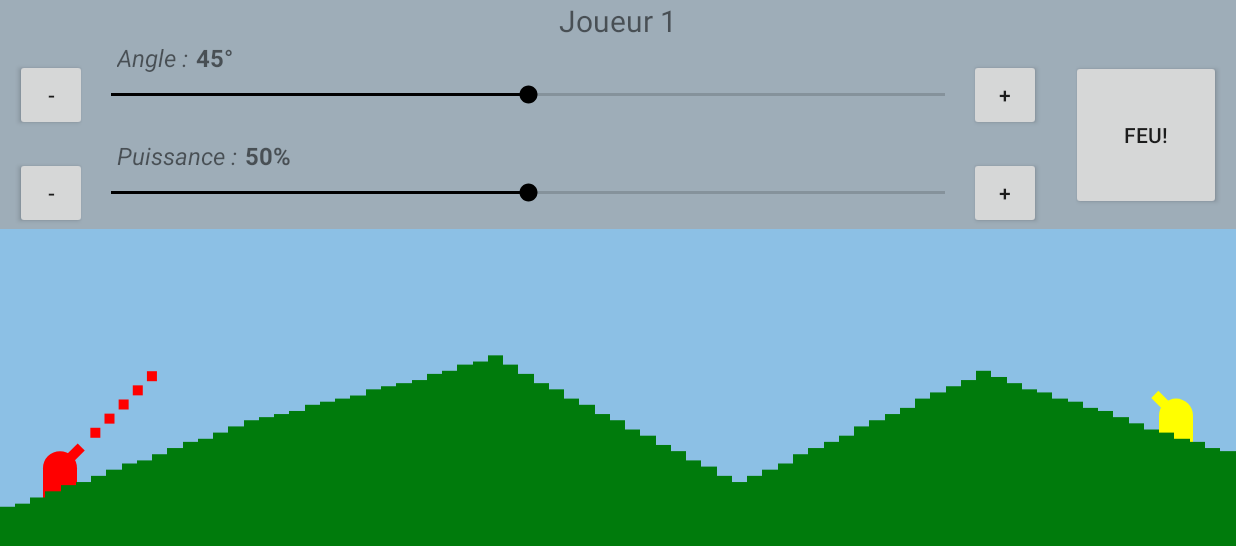
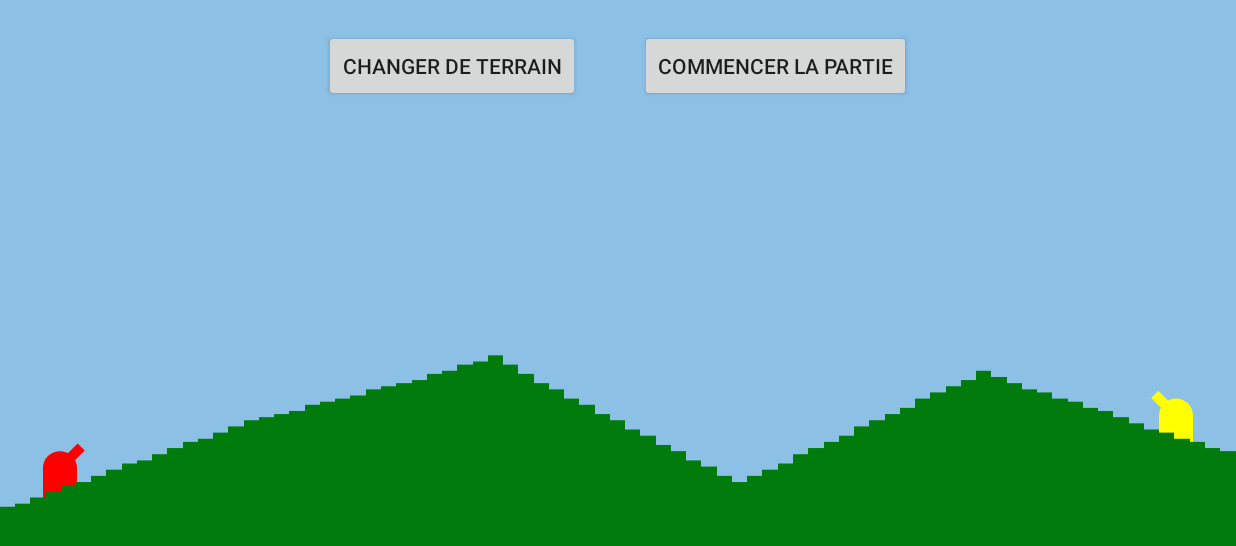
Before and after one commit to leomoldo/bunkerwar, an Android app: the TwoPlayerGameActivity screen opened directly, with no data from a screen before it, on a phone screen of 824 x 412 dp (held sideways). Shown: the top 546 px of the screen. Run offline under Robolectric (Android 15) with nearby library versions, the phone set to English and light mode, and no system bars.

Commit message:
Implemented State "Chose Landscape".

```diff
--- a/app/src/main/java/fr/leomoldo/android/bunkerwar/GameSequencer.java
+++ b/app/src/main/java/fr/leomoldo/android/bunkerwar/GameSequencer.java
@@ -6,6 +6,7 @@ import android.os.Parcelable;
 public class GameSequencer implements Parcelable {
 
 	public enum GameState {
+        CHOOSING_LANDSCAPE,
         PLAYER_ONE_PLAYING,
         PLAYER_TWO_PLAYING,
 		PLAYER_ONE_FIRING,
@@ -16,19 +17,21 @@ public class GameSequencer implements Parcelable {
         static GameState fromInt(int value) {
             switch (value) {
                 case 0:
+                    return CHOOSING_LANDSCAPE;
+                case 1:
                     return PLAYER_ONE_PLAYING;
-                case 1:
+                case 2:
                     return PLAYER_TWO_PLAYING;
-                case 2:
+                case 3:
                     return PLAYER_ONE_FIRING;
-                case 3:
+                case 4:
                     return PLAYER_TWO_FIRING;
-                case 4:
+                case 5:
                     return PLAYER_ONE_WON;
-                case 5:
+                case 6:
                     return PLAYER_TWO_WON;
                 default:
-                    return PLAYER_ONE_PLAYING;
+                    return CHOOSING_LANDSCAPE;
             }
         }
     }
@@ -38,9 +41,9 @@ public class GameSequencer implements Parcelable {
     private GameState mGameState;
 
     public GameSequencer() {
-        mRoundsCountPlayerOne = 1;
+        mRoundsCountPlayerOne = 0;
         mRoundsCountPlayerTwo = 0;
-        mGameState = GameState.PLAYER_ONE_PLAYING;
+        mGameState = GameState.CHOOSING_LANDSCAPE;
     }
 
     protected GameSequencer(Parcel in) {
@@ -85,6 +88,11 @@ public class GameSequencer implements Parcelable {
 		return mGameState;
 	}
 
+    public void startPlaying() {
+        mGameState = GameState.PLAYER_ONE_PLAYING;
+        mRoundsCountPlayerOne++;
+    }
+
     public void fireButtonPressed() {
         switch(mGameState) {
 			case PLAYER_ONE_PLAYING :
--- a/app/src/main/res/layout/activity_two_player_game.xml
+++ b/app/src/main/res/layout/activity_two_player_game.xml
@@ -15,6 +15,31 @@
         android:layout_height="match_parent" />
 
     <LinearLayout
+        android:id="@+id/linearLayoutChoseLandscape"
+        android:layout_width="match_parent"
+        android:layout_height="wrap_content"
+        android:gravity="center"
+        android:orientation="horizontal">
+
+        <Button
+            android:id="@+id/buttonChangeLandscape"
+            android:layout_width="wrap_content"
+            android:layout_height="wrap_content"
+            android:layout_margin="20dp"
+            android:onClick="onButtonClickedChangeLandscape"
+            android:text="@string/change_landscape" />
+
+        <Button
+            android:id="@+id/buttonStartPlaying"
+            android:layout_width="wrap_content"
+            android:layout_height="wrap_content"
+            android:layout_margin="20dp"
+            android:onClick="onButtonClickedStartPlaying"
+            android:text="@string/start_playing" />
+
+    </LinearLayout>
+
+    <LinearLayout
         android:id="@+id/linearLayoutControls"
         android:layout_width="match_parent"
         android:layout_height="wrap_content"
@@ -23,7 +48,7 @@
         android:layout_alignParentTop="true"
         android:background="@color/grey_controls_background"
         android:orientation="vertical"
-        android:visibility="visible">
+        android:visibility="gone">
 
         <TextView
             android:id="@+id/textView_playersName"
--- a/app/src/main/res/values/strings.xml
+++ b/app/src/main/res/values/strings.xml
@@ -2,10 +2,19 @@
 
     <string name="app_name">BunkerWar</string>
 
+    <!-- General purpose. -->
+
     <string name="yes">oui</string>
     <string name="no">non</string>
 
+    <!-- MainActivity. -->
+
     <string name="start_new_game">Nouvelle partie</string>
+
+    <!-- TwoPlayerGameActivity. -->
+
+    <string name="change_landscape">Changer de terrain</string>
+    <string name="start_playing">Commencer la partie</string>
 
     <string name="player_one"> Joueur 1</string>
     <string name="player_two"> Joueur 2</string>
@@ -16,6 +25,7 @@
     <string name="minus">-</string>
     <string name="plus">+</string>
     <string name="button_fire">FEU!</string>
+
     <string name="player_won">Victoire en</string>
     <string name="player_rounds_count">tirs!</string>
     <string name="target_missed">C\'est raté…</string>
```
Also changed, not shown: app/src/main/java/fr/leomoldo/android/bunkerwar/activity/TwoPlayerGameActivity.java (+26 -5 lines).
